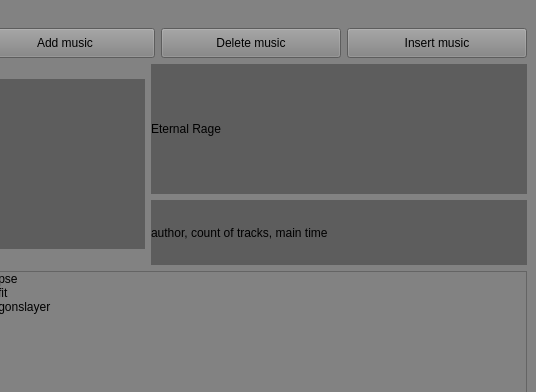
The window that Spotifuck/Interface/SpotiFuckDesign.ui (Timofey-arch/algorithms-works) describes before a commit, drawn with Qt 5; both pictures show x 280 to 816 and y 0 to 392 of the 816 by 634 pixel window.
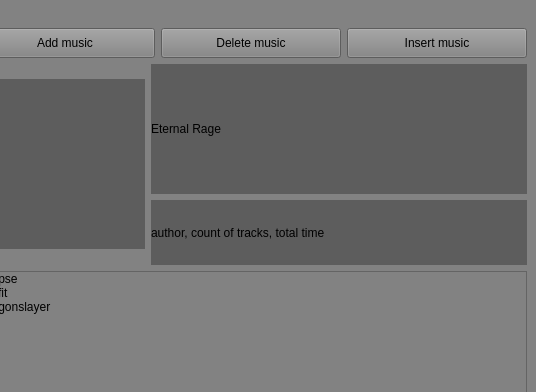
The same window after the commit. Icons and pictures are not drawn.

Patch:
```diff
--- a/Spotifuck/Interface/SpotiFuckDesign.ui
+++ b/Spotifuck/Interface/SpotiFuckDesign.ui
@@ -222,7 +222,7 @@
 font: 8pt &quot;Arial Rounded MT Bold&quot;;</string>
                 </property>
                 <property name="text">
-                 <string>author, count of tracks, main time</string>
+                 <string>author, count of tracks, total time</string>
                 </property>
                </widget>
               </item>
```
Left out of the diff: 10 changed lines with no effect on the pictures.
